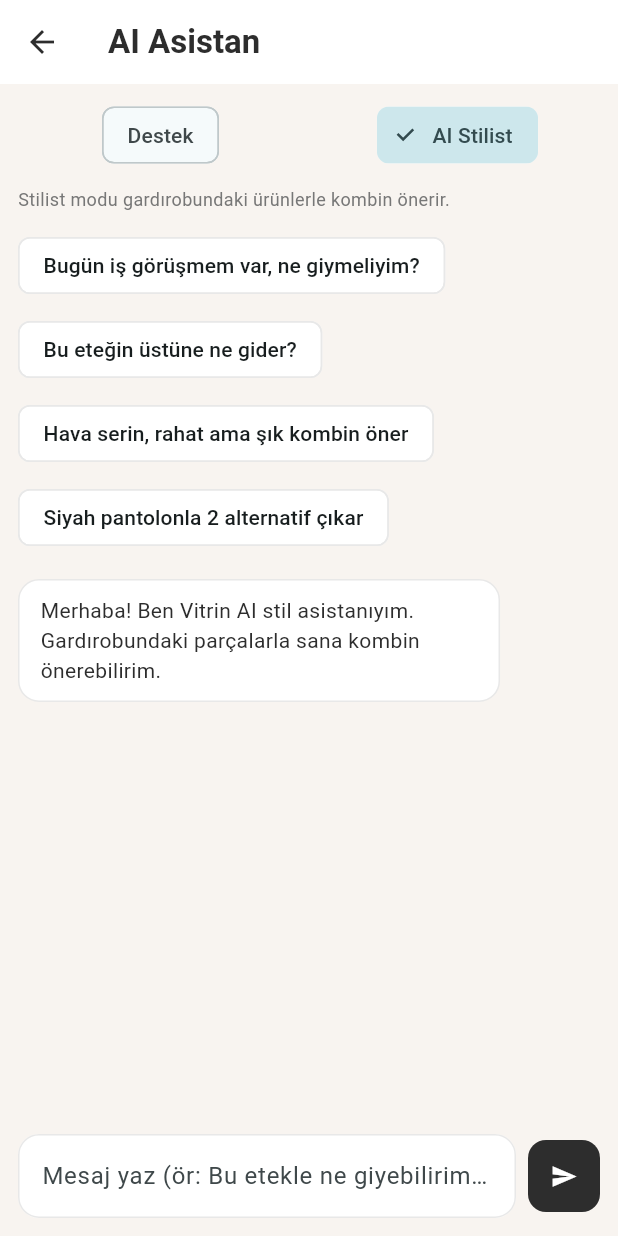
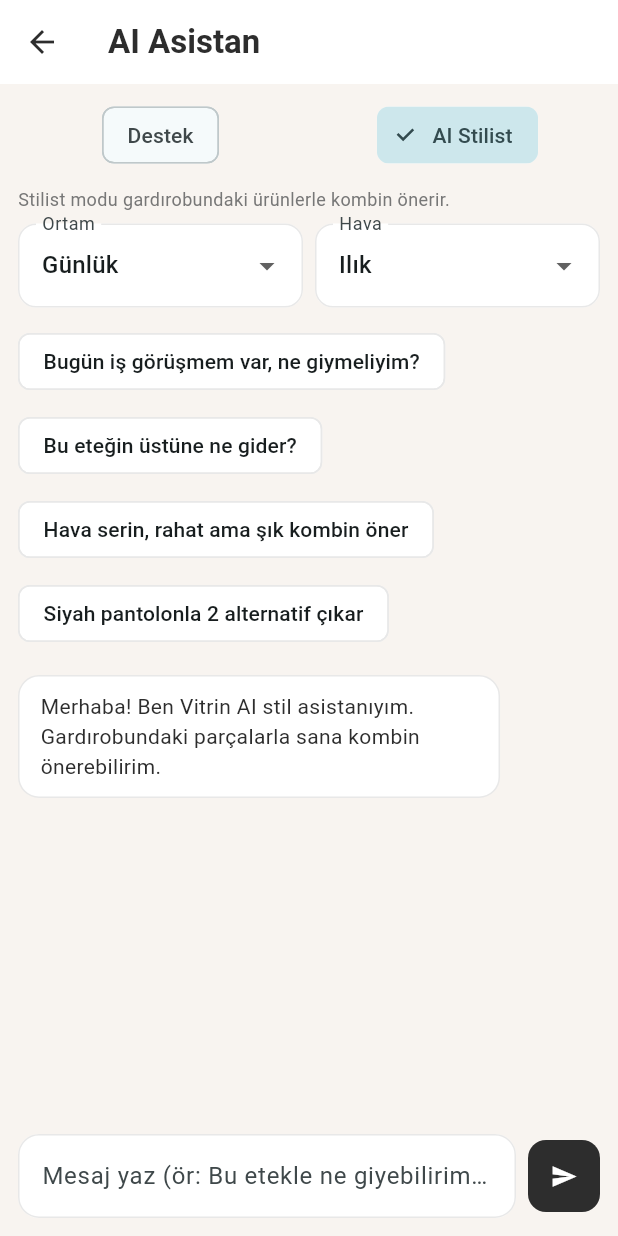
Before and after one commit to buse-akdeniz/vitrin_app, a Flutter app: the SupportChatScreen screen opened directly, after a tap on "AI Stilist", on a phone screen of 412 x 824 dp. Run offline on Flutter 3.47's test engine with Material 3 defaults, Android fonts, the phone set to English and light mode, and no system bars; our stand-ins replace image_picker, shared_preferences; accounts and stored records are empty.

Commit message:
feat: add stylist context selectors for occasion and weather

```diff
--- a/lib/screens/support_chat_screen.dart
+++ b/lib/screens/support_chat_screen.dart
@@ -23,6 +23,8 @@ class _SupportChatScreenState extends State<SupportChatScreen> {
 
   bool _isSending = false;
   bool _stylistMode = false;
+  String _occasion = 'Günlük';
+  String _weather = 'Ilık';
   List<String> _suggestions = const [
     'Kargom nerede?',
     'İade nasıl yaparım?',
@@ -42,6 +44,22 @@ class _SupportChatScreenState extends State<SupportChatScreen> {
     'Bu eteğin üstüne ne gider?',
     'Hava serin, rahat ama şık kombin öner',
     'Siyah pantolonla 2 alternatif çıkar'
+  ];
+
+  static const List<String> _occasionOptions = [
+    'Günlük',
+    'Ofis',
+    'İş Görüşmesi',
+    'Akşam',
+    'Spor'
+  ];
+
+  static const List<String> _weatherOptions = [
+    'Sıcak',
+    'Ilık',
+    'Serin',
+    'Soğuk',
+    'Yağmurlu'
   ];
 
   void _switchMode(bool stylistMode) {
@@ -95,6 +113,8 @@ class _SupportChatScreenState extends State<SupportChatScreen> {
           ? await ApiService.stylistChat(
               message: text,
               history: history,
+              occasion: _occasion,
+              weather: _weather,
             )
           : await ApiService.supportChat(
               message: text,
@@ -203,14 +223,82 @@ class _SupportChatScreenState extends State<SupportChatScreen> {
             ),
           ),
           if (_stylistMode)
-            const Padding(
-              padding: EdgeInsets.fromLTRB(12, 10, 12, 4),
-              child: Align(
-                alignment: Alignment.centerLeft,
-                child: Text(
-                  'Stilist modu gardırobundaki ürünlerle kombin önerir.',
-                  style: TextStyle(fontSize: 12, color: Color(0xFF777777)),
-                ),
+            Padding(
+              padding: const EdgeInsets.fromLTRB(12, 10, 12, 4),
+              child: Column(
+                crossAxisAlignment: CrossAxisAlignment.start,
+                children: [
+                  const Text(
+                    'Stilist modu gardırobundaki ürünlerle kombin önerir.',
+                    style: TextStyle(fontSize: 12, color: Color(0xFF777777)),
+                  ),
+                  const SizedBox(height: 8),
+                  Row(
+                    children: [
+                      Expanded(
+                        child: DropdownButtonFormField<String>(
+                          value: _occasion,
+                          items: _occasionOptions
+                              .map(
+                                (o) => DropdownMenuItem(
+                                  value: o,
+                                  child: Text(o),
+                                ),
+                              )
+                              .toList(),
+                          onChanged: _isSending
+                              ? null
+                              : (v) => setState(() => _occasion = v ?? _occasion),
+                          decoration: InputDecoration(
+                            labelText: 'Ortam',
+                            filled: true,
+                            fillColor: Colors.white,
+                            border: OutlineInputBorder(
+                              borderRadius: BorderRadius.circular(12),
+                              borderSide: BorderSide.none,
+                            ),
+                            enabledBorder: OutlineInputBorder(
+                              borderRadius: BorderRadius.circular(12),
+                              borderSide:
+                                  const BorderSide(color: Color(0xFFE8E8E8)),
+                            ),
+                          ),
+                        ),
+                      ),
+                      const SizedBox(width: 8),
+                      Expanded(
+                        child: DropdownButtonFormField<String>(
+                          value: _weather,
+                          items: _weatherOptions
+                              .map(
+                                (w) => DropdownMenuItem(
+                                  value: w,
+                                  child: Text(w),
+                                ),
+                              )
+                              .toList(),
+                          onChanged: _isSending
+                              ? null
+                              : (v) => setState(() => _weather = v ?? _weather),
+                          decoration: InputDecoration(
+                            labelText: 'Hava',
+                            filled: true,
+                            fillColor: Colors.white,
+                            border: OutlineInputBorder(
+                              borderRadius: BorderRadius.circular(12),
+                              borderSide: BorderSide.none,
+                            ),
+                            enabledBorder: OutlineInputBorder(
+                              borderRadius: BorderRadius.circular(12),
+                              borderSide:
+                                  const BorderSide(color: Color(0xFFE8E8E8)),
+                            ),
+                          ),
+                        ),
+                      ),
+                    ],
+                  ),
+                ],
               ),
             ),
           Padding(
--- a/lib/services/api_service.dart
+++ b/lib/services/api_service.dart
@@ -259,6 +259,8 @@ class ApiService {
   static Future<Map<String, dynamic>> stylistChat({
     required String message,
     List<Map<String, String>> history = const [],
+    String? occasion,
+    String? weather,
   }) async {
     final response = await http.post(
       Uri.parse('$baseUrl/stylist/chat'),
@@ -266,6 +268,9 @@ class ApiService {
       body: jsonEncode({
         'message': message,
         'history': history,
+        if (occasion != null && occasion.trim().isNotEmpty)
+          'occasion': occasion.trim(),
+        if (weather != null && weather.trim().isNotEmpty) 'weather': weather.trim(),
       }),
     );
 
```
